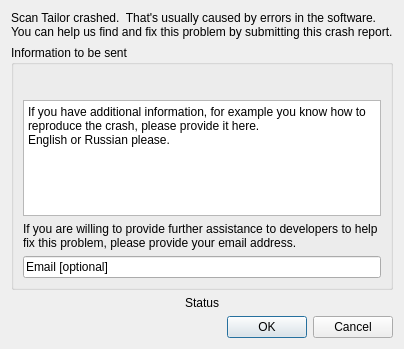
This is crash_reporter/ui/CrashReportDialog.ui in ImageProcessing-ElectronicPublications/scantailor-deviant as Qt 5 draws it before an edit. The edited form follows.
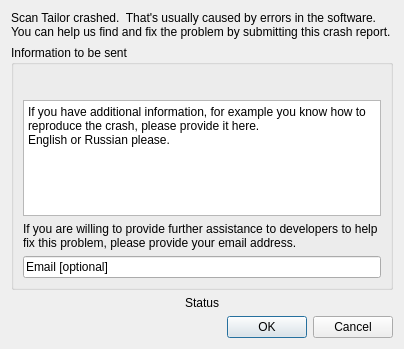
This is the edited form.

Commit message: Add support for proxies to crash reporter.

```diff
--- a/crash_reporter/ui/CrashReportDialog.ui
+++ b/crash_reporter/ui/CrashReportDialog.ui
@@ -17,7 +17,7 @@
    <item>
     <widget class="QLabel" name="label">
      <property name="text">
-      <string>Scan Tailor crashed.  That's usually caused by errors in the software.  You can help us find and fix this problem by submitting this crash report.</string>
+      <string>Scan Tailor crashed.  That's usually caused by errors in the software.  You can help us find and fix the problem by submitting this crash report.</string>
      </property>
      <property name="wordWrap">
       <bool>true</bool>
```
The commit also changes 4 other files.
